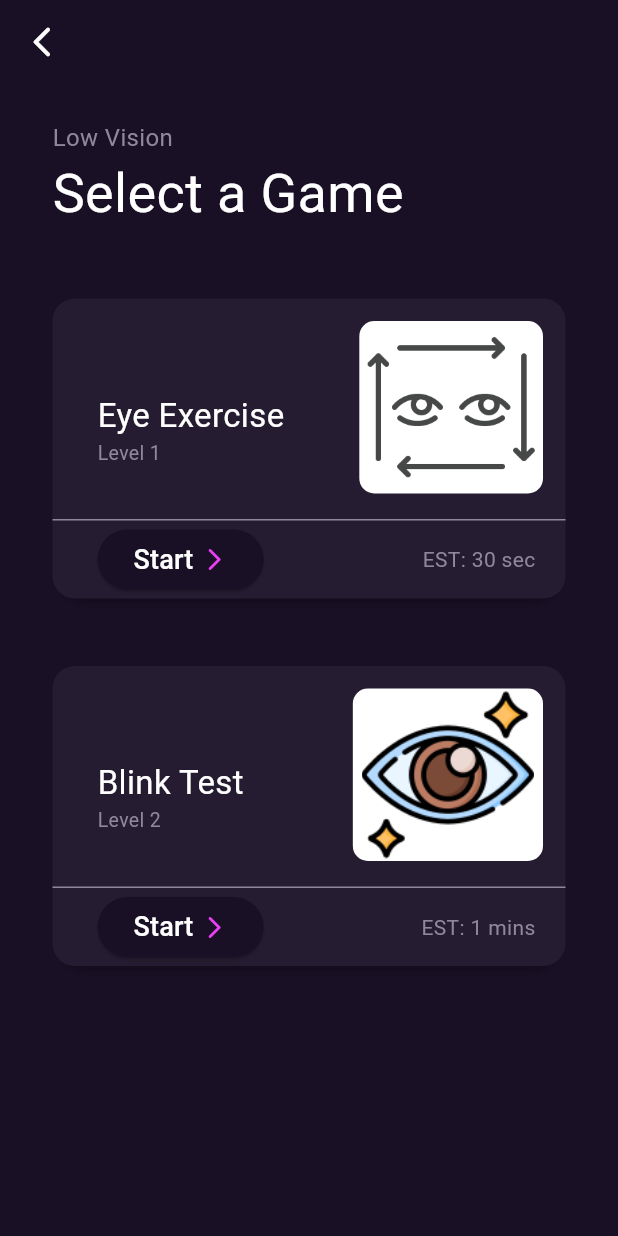
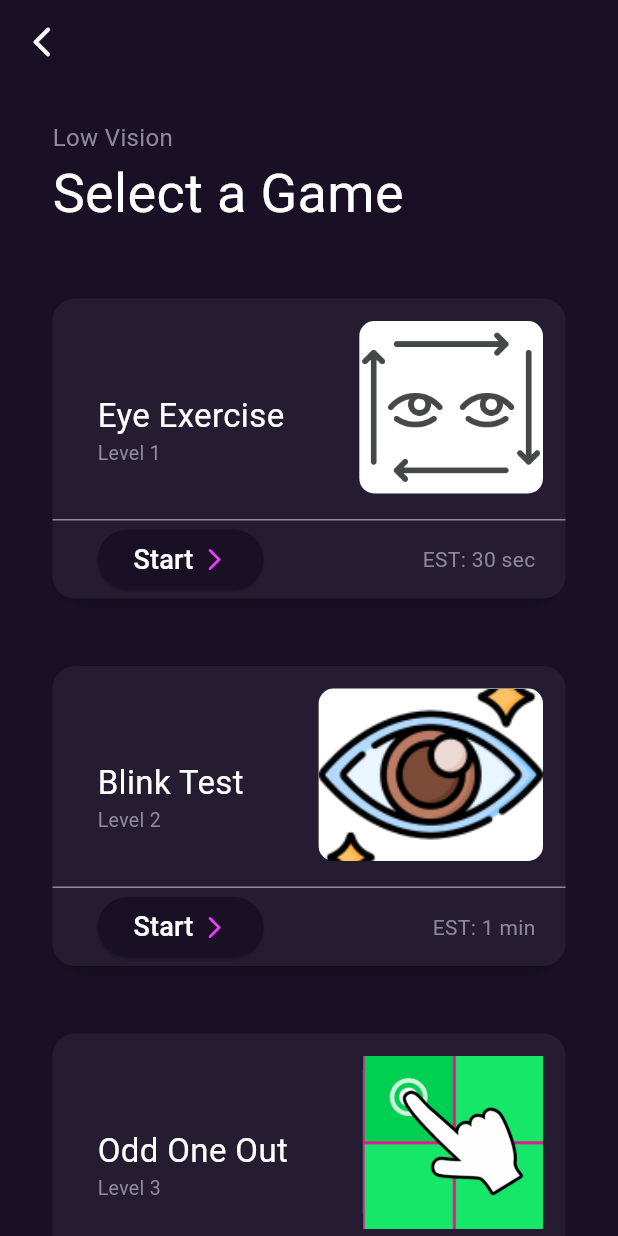
Before and after one commit to vishhalnarkar/AbleEase-Vishhal-09, a Flutter app: the LowVisionPage2 screen opened directly, on a phone screen of 412 x 824 dp. Run offline on Flutter 3.47's test engine with Material 3 defaults, Android fonts, the light colour scheme and no system bars; our stand-ins replace audioplayers, cloud_firestore, community_material_icon, curved_labeled_navigation_bar, firebase_auth, firebase_core and 6 more; missing offline and left inert: dart:ffi; accounts and stored records are empty.

Commit message:
GameUpdate

```diff
--- a/lib/pages/lowVision_page2.dart
+++ b/lib/pages/lowVision_page2.dart
@@ -1,5 +1,7 @@
 import 'package:ableeasefinale/pages/eyeBlink_Game.dart';
 import 'package:ableeasefinale/pages/eyeExercise_Game.dart';
+import 'package:ableeasefinale/pages/games/OddOut.dart';
+import 'package:ableeasefinale/pages/games/color_game_r.dart';
 import 'package:flutter/material.dart';
 
 class LowVisionPage2 extends StatefulWidget {
@@ -46,11 +48,13 @@ class _LowVisionPage2State extends State<LowVisionPage2> {
               ),
             ),
           ),
-          // Place Functions Here
+          // Game Cards
           gameCard("assets/images/eye.png", "Eye Exercise", "Level 1", 0,
               "EST: 30 sec"),
-          gameCard("assets/images/eyeGame.png", "Blink Test    ", "Level 2",
-              1, "EST: 1 mins"),
+          gameCard("assets/images/eyeGame.png", "Blink Test", "Level 2", 1,
+              "EST: 1 min"),
+          gameCard("assets/images/OddOut.png", "Odd One Out", "Level 3", 2,
+              "EST: 1 min"),
         ],
       ),
     );
@@ -58,11 +62,6 @@ class _LowVisionPage2State extends State<LowVisionPage2> {
 
   Widget gameCard(String imgPath, String gName, String lvl, int pgSelector,
       String estTime) {
-    String gameName = gName;
-    String level = lvl;
-    String imagePath = imgPath;
-    int pageSelector = pgSelector;
-    String estTimeReq = estTime;
     return Container(
       height: 200,
       margin: const EdgeInsets.only(top: 45, left: 35, right: 35),
@@ -74,10 +73,7 @@ class _LowVisionPage2State extends State<LowVisionPage2> {
             color: Color.fromARGB(63, 0, 0, 0),
             blurRadius: 4.0,
             spreadRadius: -5.0,
-            offset: Offset(
-              0.0, // horizontal, move right 10
-              8.0, // vertical, move down 10
-            ),
+            offset: Offset(0.0, 8.0),
           )
         ],
       ),
@@ -91,13 +87,13 @@ class _LowVisionPage2State extends State<LowVisionPage2> {
                   crossAxisAlignment: CrossAxisAlignment.start,
                   children: [
                     Text(
-                      gameName,
+                      gName,
                       style: TextStyle(
                           color: Theme.of(context).colorScheme.onPrimary,
                           fontSize: 22),
                     ),
                     Text(
-                      level,
+                      lvl,
                       style: TextStyle(
                           color: Theme.of(context).colorScheme.onSecondary,
                           fontSize: 13),
@@ -115,9 +111,7 @@ class _LowVisionPage2State extends State<LowVisionPage2> {
                     decoration: BoxDecoration(
                         color: Colors.white,
                         borderRadius: BorderRadius.circular(10)),
-                    child: Image(
-                      image: AssetImage(imagePath),
-                    ),
+                    child: Image.asset(imgPath, fit: BoxFit.cover),
                   ),
                 ),
               ),
@@ -129,7 +123,7 @@ class _LowVisionPage2State extends State<LowVisionPage2> {
           ),
           Row(
             children: [
-              const Padding(padding: EdgeInsets.only(left: 30)),
+              const SizedBox(width: 30), // Ensures proper alignment
               ElevatedButton(
                   style: ElevatedButton.styleFrom(
                     shape: const StadiumBorder(),
@@ -138,11 +132,17 @@ class _LowVisionPage2State extends State<LowVisionPage2> {
                   onPressed: () {
                     Navigator.of(context).push(
                       MaterialPageRoute(
-                        builder: (context) => switch (pageSelector) {
-                          0 => const EyeExercise(),
-                          1 => const EyeBlink(),
-                          // TODO: Handle this case.
-                          int() => throw UnimplementedError(),
+                        builder: (context) {
+                          switch (pgSelector) {
+                            case 0:
+                              return const EyeExercise();
+                            case 1:
+                              return const EyeBlink();
+                            case 2:
+                              return const Oddout(); // Make sure this class exists
+                            default:
+                              return const LowVisionPage2();
+                          }
                         },
                       ),
                     );
@@ -154,9 +154,7 @@ class _LowVisionPage2State extends State<LowVisionPage2> {
                             color: Theme.of(context).colorScheme.onPrimary,
                             fontSize: 18,
                           )),
-                      const SizedBox(
-                        width: 5,
-                      ),
+                      const SizedBox(width: 5),
                       Icon(
                         Icons.arrow_forward_ios_rounded,
                         color: Theme.of(context).colorScheme.secondary,
@@ -168,7 +166,7 @@ class _LowVisionPage2State extends State<LowVisionPage2> {
               Padding(
                 padding: const EdgeInsets.only(right: 20),
                 child: Text(
-                  estTimeReq,
+                  estTime,
                   style: TextStyle(
                       color: Theme.of(context).colorScheme.onSecondary),
                 ),
```
Also changed, not shown: lib/pages/games/OddOut.dart (added, +138 -0 lines), lib/pages/lowVision_page.dart (+39 -52 lines), assets/images/OddOut.png (added), 4 other files.
